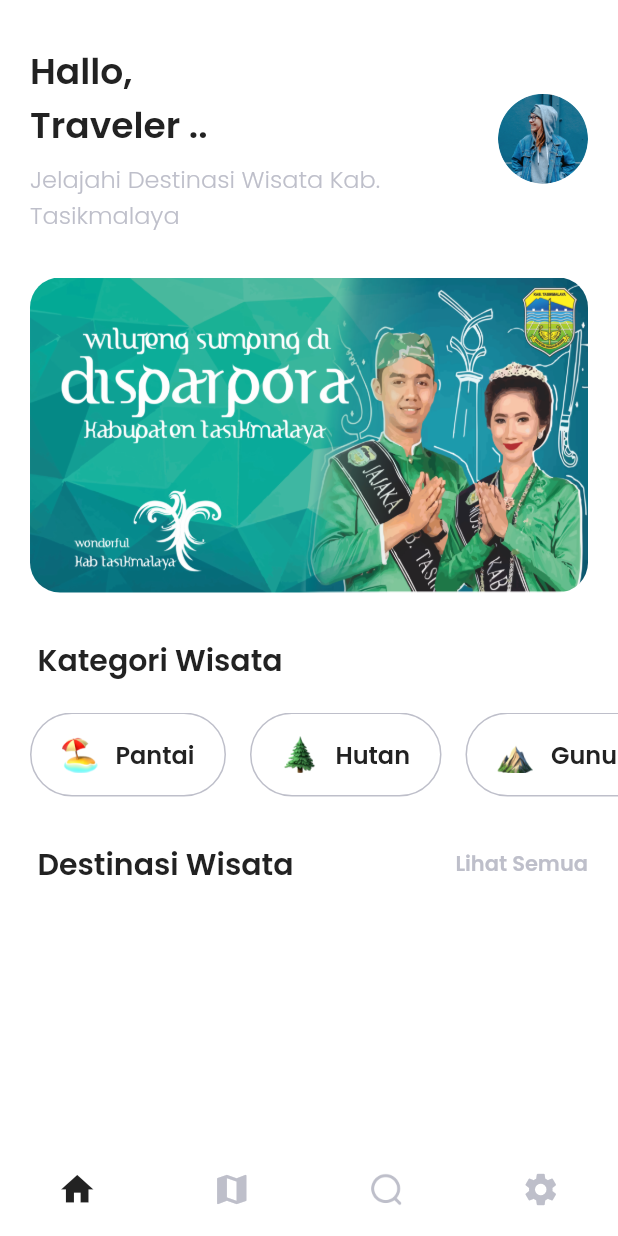
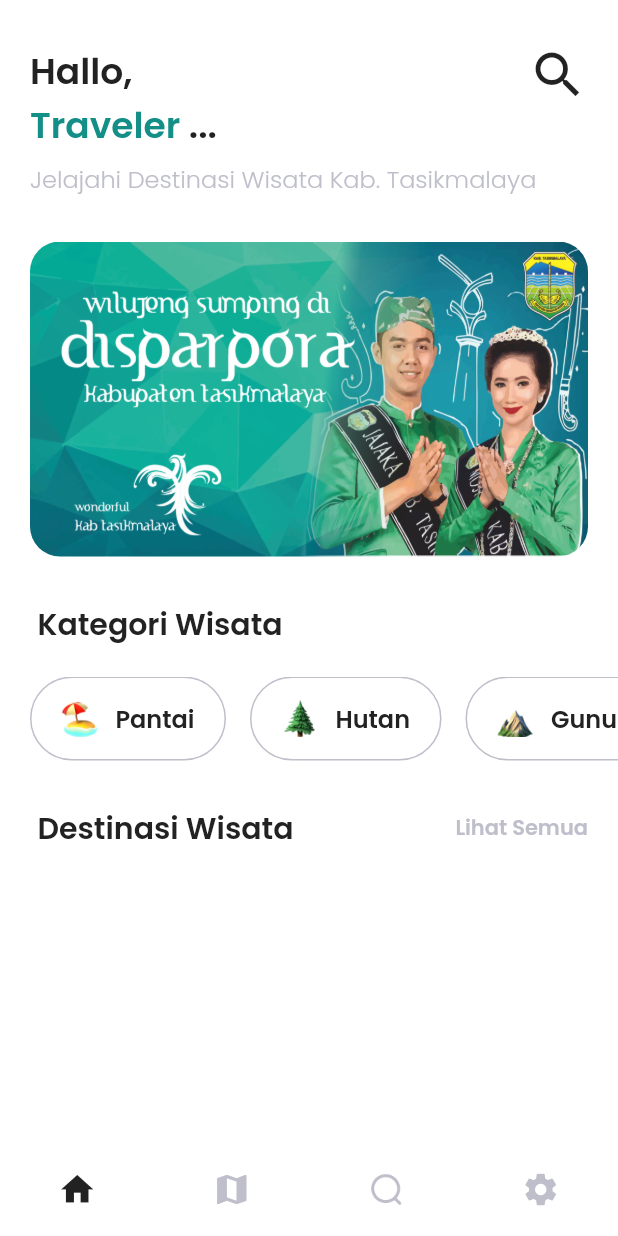
Before and after one commit to diajarkoding/katasik_app, a Flutter app: the screen it shows after launch, on a phone screen of 412 x 824 dp. Run offline on Flutter 3.47's test engine with Material 2 defaults, Android fonts, the phone set to English and light mode, and no system bars; our stand-ins replace cloud_firestore, firebase_core, flutter_native_splash, geocoding, geolocator, get and 2 more; accounts and stored records are empty.

Commit message:
Merubah profile image di home menjadi icon search

```diff
--- a/lib/view/pages/home_view.dart
+++ b/lib/view/pages/home_view.dart
@@ -16,38 +16,64 @@
     Widget header() {
       return Container(
         margin: const EdgeInsets.fromLTRB(defaultMargin, 30, defaultMargin, 0),
-        child: Row(
-          children: [
-            Expanded(
         child: Column(
           crossAxisAlignment: CrossAxisAlignment.start,
           children: [
-                  Padding(
+            Row(
+              mainAxisAlignment: MainAxisAlignment.start,
+              crossAxisAlignment: CrossAxisAlignment.start,
+              children: [
+                Expanded(
+                  child: Padding(
                     padding: const EdgeInsets.only(bottom: 5),
-                    child: Text(
-                      'Hallo,\nTraveler ..',
+                    child: Column(
+                      mainAxisAlignment: MainAxisAlignment.start,
+                      crossAxisAlignment: CrossAxisAlignment.start,
+                      children: [
+                        Text(
+                          'Hallo,',
                           style: blackTextStyle.copyWith(
                               fontSize: 24, fontWeight: semiBold),
                         ),
+                        Text.rich(
+                          TextSpan(
+                            text: 'Traveler',
+                            style: greenTextStyle.copyWith(
+                              fontSize: 24,
+                              fontWeight: semiBold,
+                            ),
+                            children: [
+                              TextSpan(
+                                text: ' ...',
+                                style: blackTextStyle.copyWith(
+                                  fontSize: 24,
+                                  fontWeight: semiBold,
+                                ),
+                              ),
+                            ],
+                          ),
+                        ),
+                      ],
+                    ),
+                  ),
+                ),
+                InkWell(
+                  onTap: () => Get.toNamed(Routes.destinationView),
+                  child: const Hero(
+                    tag: 'search',
+                    child: Icon(
+                      Icons.search,
+                      size: 40,
+                    ),
+                  ),
+                ),
+              ],
             ),
             Text(
               'Jelajahi Destinasi Wisata Kab. Tasikmalaya',
               style: greyTextStyle.copyWith(
                 fontSize: 16,
                 fontWeight: light,
-                    ),
-                  ),
-                ],
-              ),
-            ),
-            Container(
-              width: 60,
-              height: 60,
-              decoration: const BoxDecoration(
-                shape: BoxShape.circle,
-                image: DecorationImage(
-                  image: AssetImage('assets/image_profile.png'),
-                ),
               ),
             ),
           ],
```
Lines whose indentation alone changed are shown as unchanged.
